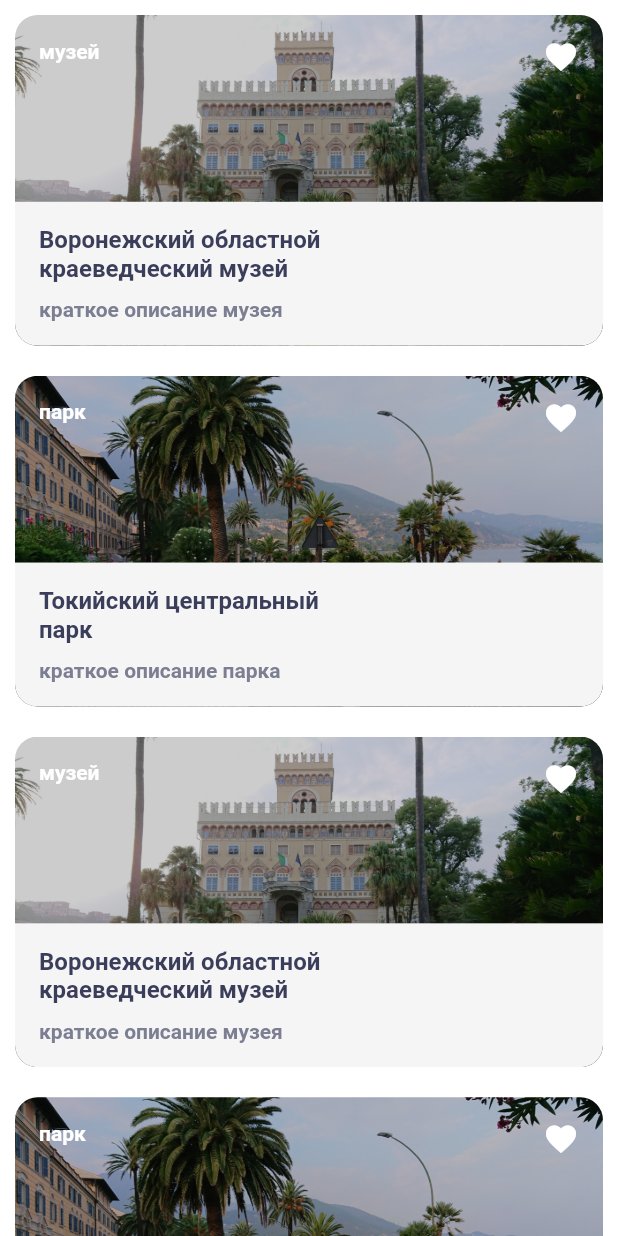
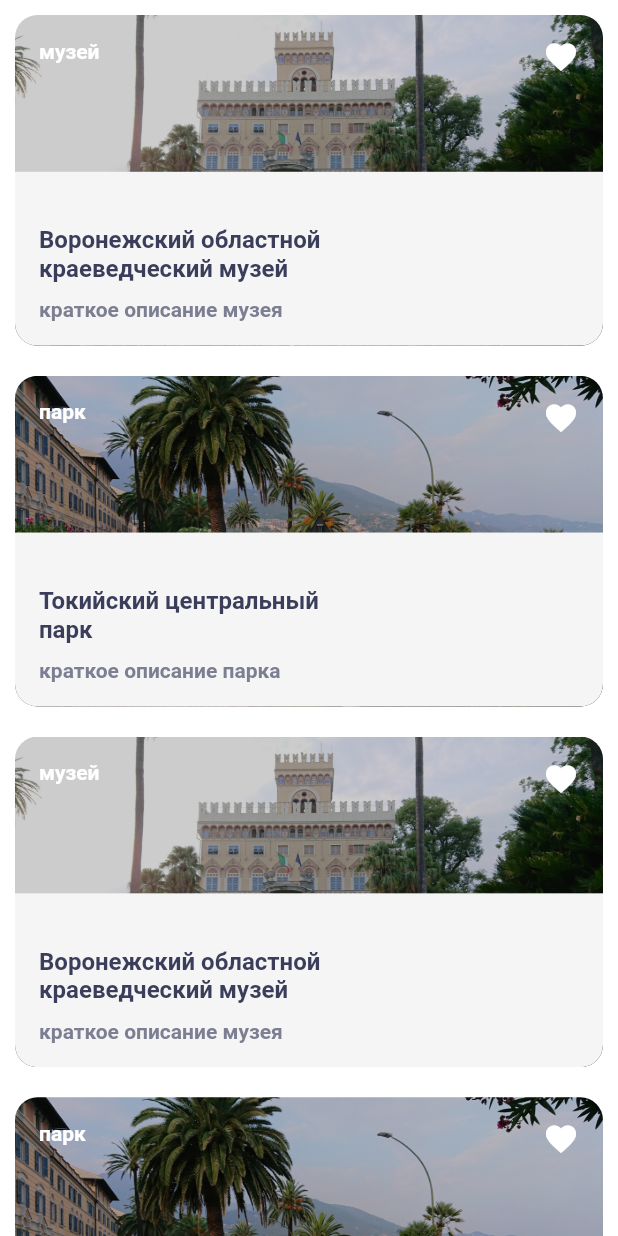
Before and after one commit to oshulyak/surf-flutter-course-shulyak, a Flutter app: the screen it shows after launch, on a phone screen of 412 x 824 dp. Run offline on Flutter 3.47's test engine with Material 2 defaults, Android fonts, the phone set to English and light mode, and no system bars.

Commit message:
Добавлен SizedBox

```diff
--- a/lib/ui/res/colors.dart
+++ b/lib/ui/res/colors.dart
@@ -20,7 +20,8 @@ const Color
     // white = _white,
     dividerColor = _solitude,
     // textColorPrimary = _oxfordBlue,
-    textColorGrey = _grey;
+    textColorGrey = _grey,
+    bgGrey = Color(0xFFF5F5F5);
 
 // Основная палитра (http://www.color-blindness.com/color-name-hue/)
 const Color
--- a/lib/ui/screen/sight_card.dart
+++ b/lib/ui/screen/sight_card.dart
@@ -1,6 +1,7 @@
 import 'package:flutter/material.dart';
 import 'package:places/domain/sight.dart';
 import 'package:places/ui/res/text_styles.dart';
+import 'package:places/ui/res/colors.dart';
 
 class SightCard extends StatelessWidget {
   final Sight sight;
@@ -22,13 +23,14 @@ class SightCard extends StatelessWidget {
               colorBlendMode: BlendMode.srcOver,
             ),
             Container(
-              color: Color(0xFFF5F5F5),
+              color: bgGrey,
               padding: EdgeInsets.all(16),
               width: double.infinity,
               // height: 70,
               child: Column(
                 crossAxisAlignment: CrossAxisAlignment.start,
                 children: [
+                  SizedBox(height: 20),
                   Container(
                     margin: EdgeInsets.only(bottom: 10),
                     child: ConstrainedBox(
```
